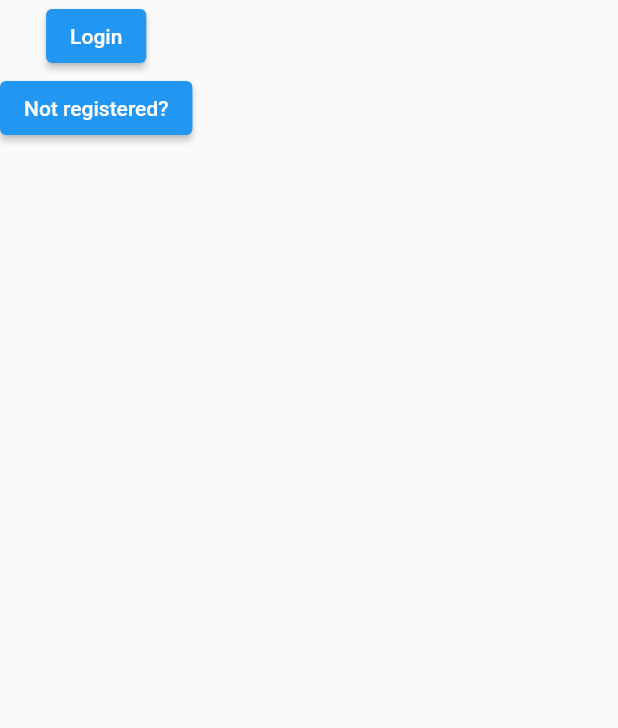
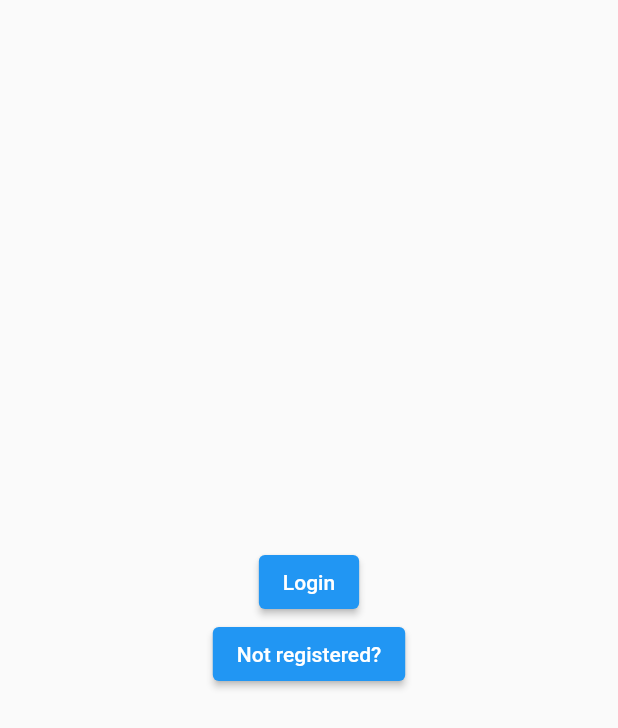
Before and after one commit to alesed/flash-cards-mobile, a Flutter app: the LoginPage screen opened directly, on a phone screen of 412 x 824 dp. Shown: the top 728 px of the screen. Run offline on Flutter 3.47's test engine with Material 2 defaults, Android fonts, the phone set to English and light mode, and no system bars; our stand-ins replace cloud_firestore, firebase_core, get_it; accounts and stored records are empty.

Commit message:
Fixes according to MR comments

```diff
--- a/analysis_options.yaml
+++ b/analysis_options.yaml
@@ -2,3 +2,6 @@ include: package:flutter_lints/flutter.yaml
 linter:
   rules:
     prefer_const_constructors: false
+    use_key_in_widget_constructors: false
+    prefer_const_constructors_in_immutables: false
+    prefer_const_literals_to_create_immutables: false
--- a/lib/auth/widgets/login_page.dart
+++ /dev/null
@@ -1,32 +0,0 @@
-import 'package:flashcards/auth/widgets/register_page.dart';
-import 'package:flashcards/navigation/widgets/home_page.dart';
-import 'package:flutter/material.dart';
-import 'package:flutter/src/widgets/framework.dart';
-import 'package:flutter/src/widgets/placeholder.dart';
-
-class LoginPage extends StatelessWidget {
-  const LoginPage({super.key});
-
-  @override
-  Widget build(BuildContext context) {
-    return Scaffold(
-      body: Column(
-        children: [
-          ElevatedButton(
-            child: Text("Login"),
-            onPressed: () {
-              Navigator.of(context)
-                  .push(MaterialPageRoute(builder: (_) => const HomePage()));
-            },
-          ),
-          ElevatedButton(
-              onPressed: () {
-                Navigator.of(context).push(
-                    MaterialPageRoute(builder: (_) => const RegisterPage()));
-              },
-              child: Text("Not registered?"))
-        ],
-      ),
-    );
-  }
-}
--- /dev/null
+++ b/lib/features/auth/pages/login_page.dart
@@ -0,0 +1,33 @@
+import 'package:flashcards/features/auth/pages/register_page.dart';
+import 'package:flashcards/features/home/pages/home_page.dart';
+import 'package:flutter/material.dart';
+
+class LoginPage extends StatelessWidget {
+  const LoginPage({super.key});
+
+  @override
+  Widget build(BuildContext context) {
+    return Scaffold(
+      body: Center(
+        child: Column(
+          mainAxisSize: MainAxisSize.min,
+          children: [
+            ElevatedButton(
+              child: Text("Login"),
+              onPressed: () {
+                Navigator.of(context)
+                    .push(MaterialPageRoute(builder: (_) => const HomePage()));
+              },
+            ),
+            ElevatedButton(
+                onPressed: () {
+                  Navigator.of(context).push(
+                      MaterialPageRoute(builder: (_) => const RegisterPage()));
+                },
+                child: Text("Not registered?"))
+          ],
+        ),
+      ),
+    );
+  }
+}
--- a/lib/auth/service/authentication_service.dart
+++ b/lib/features/auth/services/authentication_service.dart
@@ -1,7 +1,6 @@
-import 'package:flashcards/auth/model/authentication_credential.dart';
+import 'package:flashcards/features/auth/models/authentication_credential.dart';
 
 class AuthenticationService {
-  //TODO should be async?
   bool login(AuthenticationCredential authenticationCredential) {
     return false;
   }
--- a/lib/user/service/user_service.dart
+++ b/lib/features/auth/services/user_service.dart
@@ -1,5 +1,3 @@
-import '../model/user.dart';
-
 class UserService {
   void createNewUser() {}
 }
--- a/lib/game/widget/game_page.dart
+++ b/lib/features/game/pages/game_page.dart
@@ -1,7 +1,5 @@
-import 'package:flashcards/navigation/widgets/custom_navigation_drawer.dart';
+import 'package:flashcards/widgets/custom_navigation_drawer.dart';
 import 'package:flutter/material.dart';
-import 'package:flutter/src/widgets/framework.dart';
-import 'package:flutter/src/widgets/placeholder.dart';
 
 class GamePage extends StatelessWidget {
   const GamePage({super.key});
--- a/lib/navigation/widgets/home_page.dart
+++ b/lib/features/home/pages/home_page.dart
@@ -1,7 +1,5 @@
-import 'package:flashcards/navigation/widgets/custom_navigation_drawer.dart';
+import 'package:flashcards/widgets/custom_navigation_drawer.dart';
 import 'package:flutter/material.dart';
-import 'package:flutter/src/widgets/framework.dart';
-import 'package:flutter/src/widgets/placeholder.dart';
 
 class HomePage extends StatelessWidget {
   const HomePage({super.key});
--- a/lib/sets/model/card.dart
+++ b/lib/features/sets/models/card.dart
@@ -1,5 +1,5 @@
 class Card {
-  final String frontText; //TODO can it be just text? Not images etc.?
+  final String frontText;
   final String backText;
   const Card({required this.frontText, required this.backText});
 }
--- a/lib/sets/widget/sets_page.dart
+++ b/lib/features/sets/pages/sets_page.dart
@@ -1,8 +1,6 @@
-import 'package:flashcards/navigation/widgets/custom_navigation_drawer.dart';
-import 'package:flashcards/sets/widget/set_list.dart';
+import 'package:flashcards/features/sets/widgets/set_list.dart';
+import 'package:flashcards/widgets/custom_navigation_drawer.dart';
 import 'package:flutter/material.dart';
-import 'package:flutter/src/widgets/framework.dart';
-import 'package:flutter/src/widgets/placeholder.dart';
 
 class SetsPage extends StatelessWidget {
   const SetsPage({super.key});
--- a/lib/sets/widget/set_list.dart
+++ b/lib/features/sets/widgets/set_list.dart
@@ -1,7 +1,5 @@
-import 'package:flashcards/game/widget/game_page.dart';
+import 'package:flashcards/features/game/pages/game_page.dart';
 import 'package:flutter/material.dart';
-import 'package:flutter/src/widgets/framework.dart';
-import 'package:flutter/src/widgets/placeholder.dart';
 
 class SetList extends StatelessWidget {
   const SetList({super.key});
@@ -15,7 +13,7 @@ class SetList extends StatelessWidget {
         itemBuilder: (_, index) => Card(
               child: ListTile(
                 title: Text(sets[index]),
-                trailing: //TODO should be here PopupMenuButton or multiple different buttons for edit, delete etc.?
+                trailing: // TODO: should be PopupMenuButton
                     IconButton(icon: Icon(Icons.more_vert), onPressed: () {}),
                 onTap: () => Navigator.of(context).push(
                   MaterialPageRoute(builder: (_) => const GamePage()),
--- a/lib/locator.dart
+++ b/lib/locator.dart
@@ -1,4 +1,4 @@
-import 'package:flashcards/auth/service/authentication_service.dart';
+import 'package:flashcards/features/auth/services/authentication_service.dart';
 import 'package:get_it/get_it.dart';
 
 GetIt getIt = GetIt.instance;
--- a/lib/main.dart
+++ b/lib/main.dart
@@ -1,6 +1,5 @@
 import 'package:flashcards/locator.dart';
-import 'package:flashcards/auth/widgets/register_page.dart';
-import 'package:flashcards/sets/widget/sets_page.dart';
+import 'package:flashcards/features/sets/pages/sets_page.dart';
 import 'package:flutter/material.dart';
 
 void main() {
```
Also changed, not shown: lib/features/auth/pages/register_page.dart (renamed from lib/auth/widgets/register_page.dart, +4 -8 lines), lib/features/navigation/pages/home_page.dart (renamed from lib/statistics/widget/statistics_page.dart, +7 -5 lines), lib/features/statistics/pages/statistics_page.dart (added, +15 -0 lines), lib/widgets/custom_navigation_drawer.dart (renamed from lib/navigation/widgets/custom_navigation_drawer.dart, +4 -6 lines), lib/features/auth/models/authentication_credential.dart (renamed from lib/auth/model/authentication_credential.dart), lib/features/auth/models/user.dart (renamed from lib/user/model/user.dart), lib/firebase_options.dart, 1 other file.
